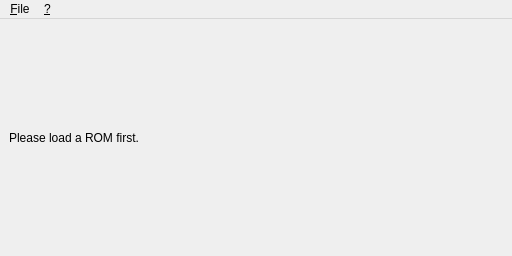
Old version of the form src/mainwindow.ui in the repository tsymalla/qchip8.
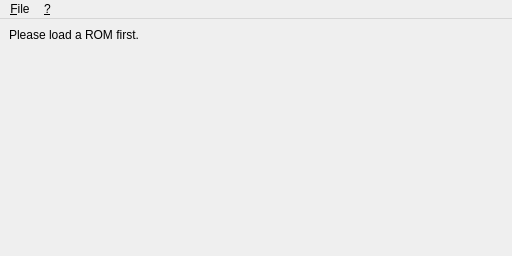
New version of the form.

What changed in the file:
```diff
--- a/src/mainwindow.ui
+++ b/src/mainwindow.ui
@@ -41,6 +41,9 @@
       <property name="scaledContents">
        <bool>true</bool>
       </property>
+      <property name="alignment">
+       <set>Qt::AlignLeading|Qt::AlignLeft|Qt::AlignTop</set>
+      </property>
      </widget>
     </item>
    </layout>
```
Left out of the diff: 2 changed lines with no effect on the pictures.
